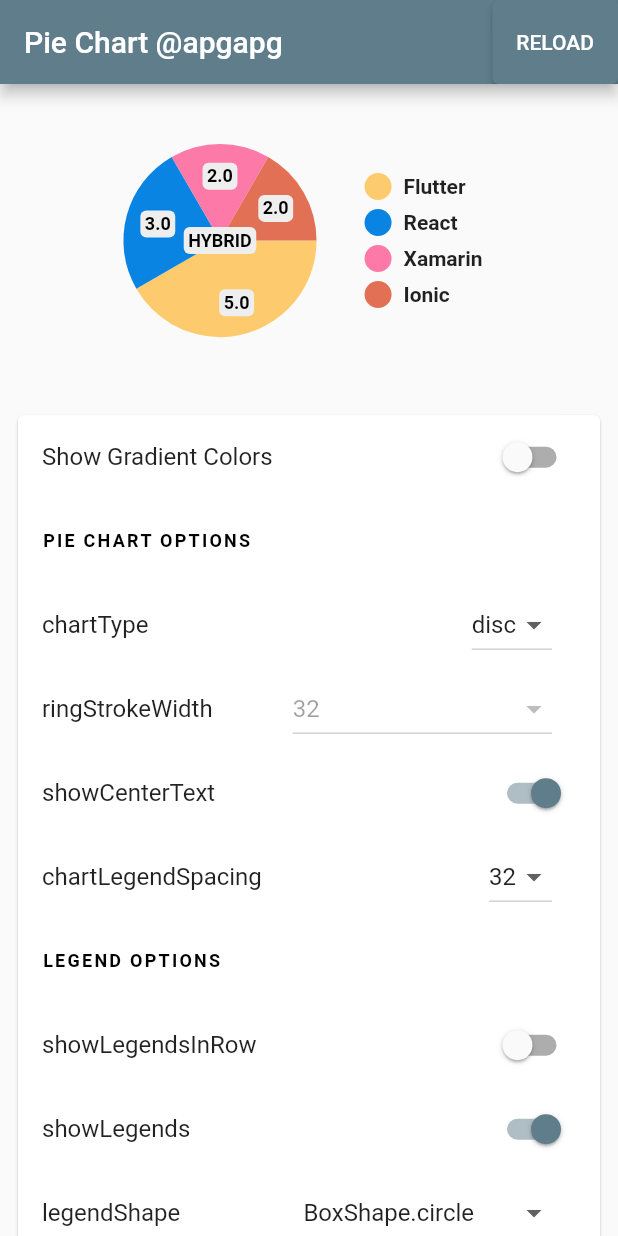
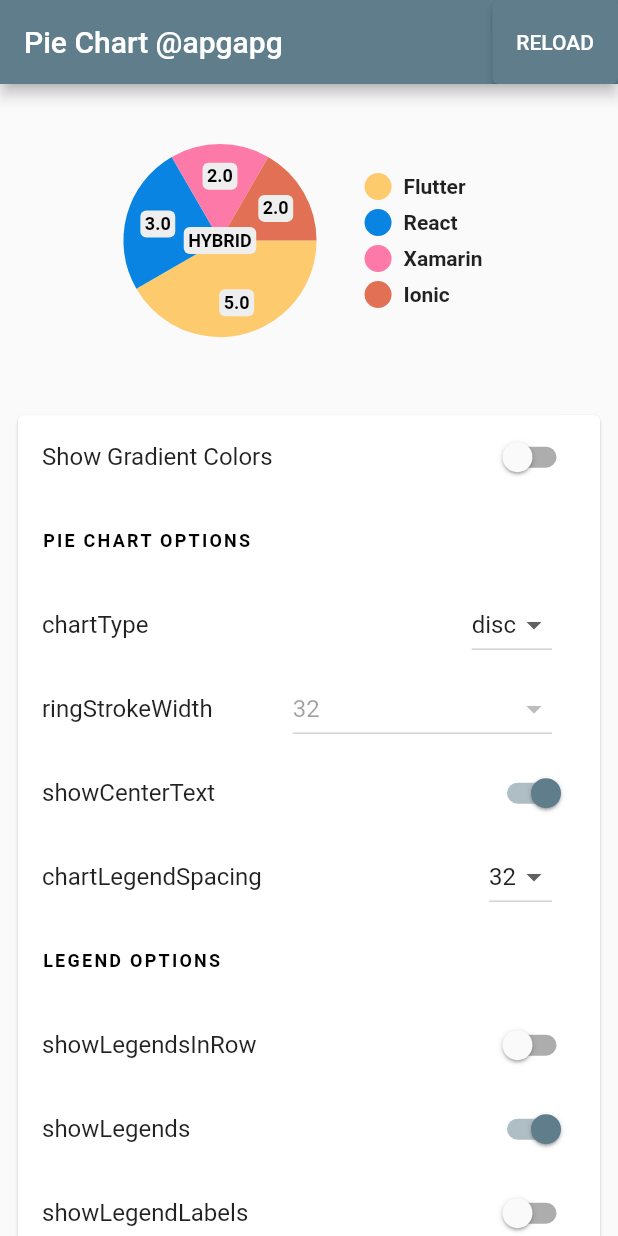
Before and after one commit to apgapg/pie_chart, a Flutter app: the screen it shows after launch, on a phone screen of 412 x 824 dp. Run offline on Flutter 3.47's test engine with Material 2 defaults, Android fonts, the light colour scheme and no system bars.

Commit message:
add option custom legend label

```diff
--- a/example/lib/main.dart
+++ b/example/lib/main.dart
@@ -61,6 +61,13 @@ class _HomePageState extends State<HomePage> {
     ]
   ];
 
+  final legendLabels = <String, String>{
+    'Flutter': 'Flutter Label',
+    'React': 'React Label',
+    'Xamarin': 'Xamarin Label',
+    'Ionic': 'Ionic Label',
+  };
+
   ChartType? _chartType = ChartType.disc;
   bool _showCenterText = true;
   double? _ringStrokeWidth = 32;
@@ -68,6 +75,7 @@ class _HomePageState extends State<HomePage> {
 
   bool _showLegendsInRow = false;
   bool _showLegends = true;
+  bool _showLegendLabels = false;
 
   bool _showChartValueBackground = true;
   bool _showChartValues = true;
@@ -98,6 +106,7 @@ class _HomePageState extends State<HomePage> {
       legendOptions: LegendOptions(
         showLegendsInRow: _showLegendsInRow,
         legendPosition: _legendPosition!,
+        legendLabels: _showLegendLabels ? legendLabels : {},
         showLegends: _showLegends,
         legendShape: _legendShape == LegendShape.Circle
             ? BoxShape.circle
@@ -267,6 +276,15 @@ class _HomePageState extends State<HomePage> {
                 });
               },
             ),
+            SwitchListTile(
+              value: _showLegendLabels,
+              title: Text("showLegendLabels"),
+              onChanged: (val) {
+                setState(() {
+                  _showLegendLabels = val;
+                });
+              },
+            ),
             ListTile(
               title: Text("legendShape"),
               trailing: Padding(
--- a/lib/src/legend_options.dart
+++ b/lib/src/legend_options.dart
@@ -8,6 +8,7 @@ class LegendOptions {
   final TextStyle legendTextStyle;
   final BoxShape legendShape;
   final LegendPosition legendPosition;
+  final Map<String,String> legendLabels;
 
   const LegendOptions({
     this.showLegends = true,
@@ -15,5 +16,6 @@ class LegendOptions {
     this.legendTextStyle = defaultLegendStyle,
     this.legendShape = BoxShape.circle,
     this.legendPosition = LegendPosition.right,
+    this.legendLabels = const {},
   });
 }
--- a/lib/src/pie_chart.dart
+++ b/lib/src/pie_chart.dart
@@ -62,7 +62,10 @@ class _PieChartState extends State<PieChart>
   late List<double> legendValues;
 
   void initLegends() {
-    this.legendTitles = widget.dataMap.keys.toList(growable: false);
+    final legendList = widget.dataMap.keys.toList(growable: false);
+    this.legendTitles = legendList
+        .map((e) => widget.legendOptions.legendLabels[e] ?? e)
+        .toList(growable: false);
   }
 
   void initValues() {
```
